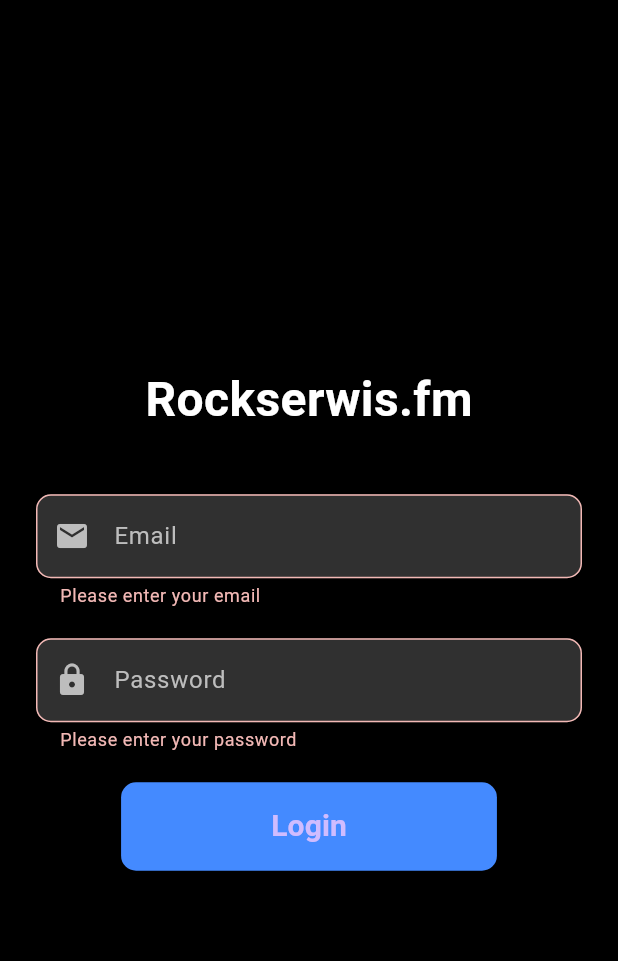
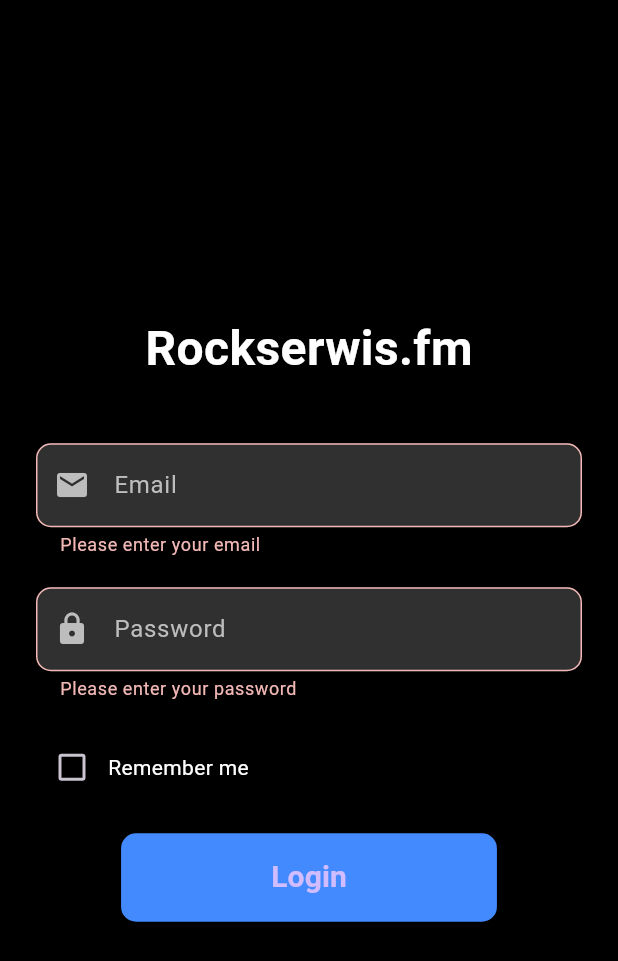
Before and after one commit to imrahil/rockserwis_flutter, a Flutter app: the screen it shows after launch, after a tap on "Login", on a phone screen of 412 x 824 dp. Shown: the top 961 px of the screen. Run offline on Flutter 3.47's test engine with Material 3 defaults, Android fonts, the light colour scheme and no system bars; our stand-ins replace cached_network_image, just_audio, logger, shared_preferences; network calls fail.

Commit message:
feat: Implement user login persistence
Adds the ability for users to stay logged in with a "Remember me" option during login. This enhances user experience by eliminating the need to re-enter credentials upon each app launch. Persistence is achieved using shared preferences to securely store user authentication tokens. Consequently, logout functionality has been added to the Podcasts and Episodes pages.

```diff
--- a/lib/main.dart
+++ b/lib/main.dart
@@ -2,20 +2,44 @@
 import 'package:provider/provider.dart';
 import 'package:rockserwis_podcaster/api/api.dart';
 import 'package:rockserwis_podcaster/screens/login.dart';
+import 'package:rockserwis_podcaster/screens/podcasts.dart';
+import 'package:shared_preferences/shared_preferences.dart';
 
-void main() {
+Future<void> main() async {
+  WidgetsFlutterBinding.ensureInitialized();
+
+  final prefs = await SharedPreferences.getInstance();
+  bool rememberMe = prefs.getBool('rememberMe') ?? false;
+
+  Provider provider = Provider<API>(create: (_) => API());
+
+  if (rememberMe) {
+    String masterCookie = prefs.getString('masterCookie') ?? "";
+    String sessionCookie = prefs.getString('sessionCookie') ?? "";
+
+    if (masterCookie != "" && sessionCookie != "") {
+      provider = Provider<API>(
+          create: (_) =>
+              API(masterCookie: masterCookie, sessionCookie: sessionCookie));
+    }
+  }
+
+  Widget homeComp = !rememberMe ? const LoginPage() : const PodcastsPage();
+
   runApp(
     MultiProvider(
       providers: [
-        Provider<API>(create: (_) => API()),
+        provider,
       ],
-      child: const MusicPlayer(),
+      child: MusicPlayer(homeComp: homeComp),
     ),
   );
 }
 
 class MusicPlayer extends StatelessWidget {
-  const MusicPlayer({super.key});
+  final Widget homeComp;
+
+  const MusicPlayer({super.key, required this.homeComp});
 
   @override
   Widget build(BuildContext context) {
@@ -44,7 +68,7 @@
           ),
         ),
       ),
-      home: const LoginPage(),
+      home: homeComp,
     );
   }
 }
--- a/lib/screens/login.dart
+++ b/lib/screens/login.dart
@@ -18,6 +18,7 @@
 
   String _email = '';
   String _password = '';
+  bool _rememberMe = false;
 
   @override
   Widget build(BuildContext context) {
@@ -80,13 +81,31 @@
                   },
                 ),
                 const SizedBox(height: 20),
+                Row(
+                  children: [
+                    Checkbox(
+                      value: _rememberMe,
+                      onChanged: (value) {
+                        setState(() {
+                          _rememberMe = value ?? false;
+                        });
+                      },
+                      activeColor: Colors.blueAccent,
+                    ),
+                    const Text(
+                      'Remember me',
+                      style: TextStyle(color: Colors.white),
+                    ),
+                  ],
+                ),
+                const SizedBox(height: 20),
                 ElevatedButton(
                   onPressed: () async {
                     if (_formKey.currentState!.validate()) {
                       _formKey.currentState?.save();
 
-                      bool result =
-                          await apiProvider.login(_email, _password);
+                      bool result = await apiProvider.login(
+                          _email, _password, _rememberMe);
 
                       if (result && context.mounted) {
                         logger.d('Login successful');
--- a/pubspec.yaml
+++ b/pubspec.yaml
@@ -44,6 +44,7 @@
   intl: ^0.19.0
   audio_video_progress_bar: ^2.0.3
   logger: ^2.4.0
+  shared_preferences: ^2.3.2
 
 dev_dependencies:
   flutter_test:
```
Also changed, not shown: lib/api/api.dart (+13 -1 lines), lib/screens/episodes.dart (+23 -0 lines), lib/screens/podcasts.dart (+23 -0 lines), pubspec.lock, 2 other files.
